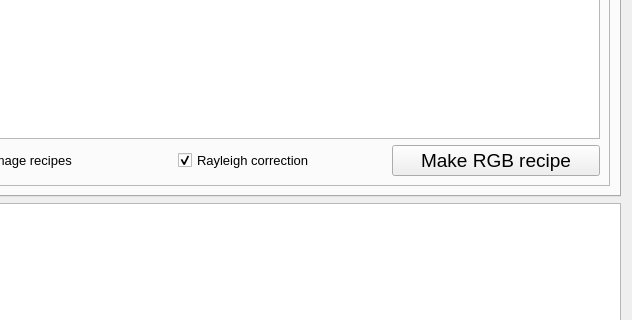
This is core/formtoolbox.ui in hvanruys/EUMETCastView as Qt 5 draws it before an edit; both pictures show x 93 to 725 and y 948 to 1268 of the 725 by 1496 pixel window. The edited form follows.
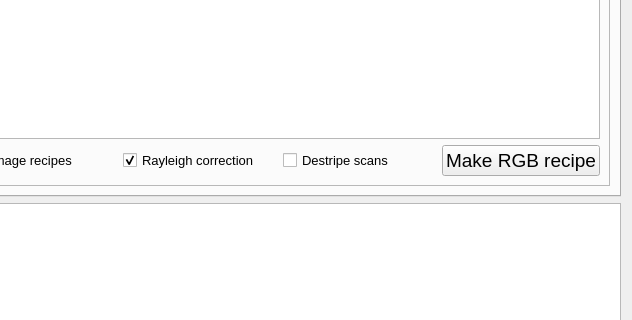
This is the edited form. Custom widgets are drawn as their Qt base class.

Commit message: Take the sunglint scan ramp out of the VII solar channels

What changed in the file:
```diff
--- a/core/formtoolbox.ui
+++ b/core/formtoolbox.ui
@@ -1599,6 +1599,26 @@
                 </property>
                </widget>
               </item>
+              <item>
+               <widget class="QCheckBox" name="chkVIIDestripe">
+                <property name="font">
+                 <font>
+                  <pointsize>10</pointsize>
+                 </font>
+                </property>
+                <property name="toolTip">
+                 <string>Remove the scan banding over sunglint: the 24 detectors of a scan look along track
+under slightly different angles, and glint answers with a brightness ramp that
+resets every scan - a sawtooth at the scan period in every image and projection.
+The ramp is measured in each granule and taken out of the solar channels before
+they are composed, for the single bands and the RGB recipes alike. Clouds and
+land carry no such ramp and are left alone.</string>
+                </property>
+                <property name="text">
+                 <string>Destripe scans</string>
+                </property>
+               </widget>
+              </item>
               <item>
                <widget class="QPushButton" name="btnVIIRecipes">
                 <property name="font">
```
The commit also changes 5 other files.
